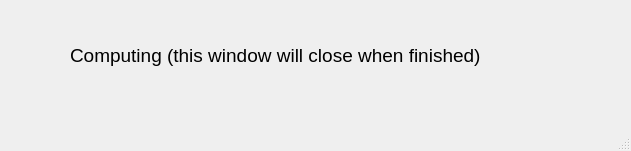
This is interface-pyqt/timer/interface.ui in joselado/quantum-lattice as Qt 5 draws it before an edit. The edited form follows.
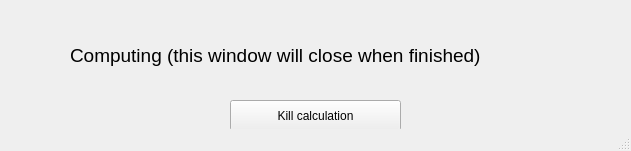
This is the edited form.

Commit message:
Add a kill button to the "Computing..." indicator window
Each mode window runs its calculation synchronously and blocking, so
the only way to stop it was to kill the whole process externally. The
timer window now receives the calculating process's PID and sends it
SIGTERM when "Kill calculation" is clicked, letting the user free up
that window to run something else without restarting the app.

Claude-Session: https://claude.ai/code/session_016DS1P7a6qYqp79w4SgKmpd

Patch:
```diff
--- a/interface-pyqt/timer/interface.ui
+++ b/interface-pyqt/timer/interface.ui
@@ -32,6 +32,19 @@
      <string>Computing (this window will close when finished)</string>
     </property>
    </widget>
+   <widget class="QPushButton" name="kill_button">
+    <property name="geometry">
+     <rect>
+      <x>230</x>
+      <y>100</y>
+      <width>171</width>
+      <height>31</height>
+     </rect>
+    </property>
+    <property name="text">
+     <string>Kill calculation</string>
+    </property>
+   </widget>
   </widget>
   <widget class="QMenuBar" name="menubar">
    <property name="geometry">
```
The commit also changes 3 other files.
